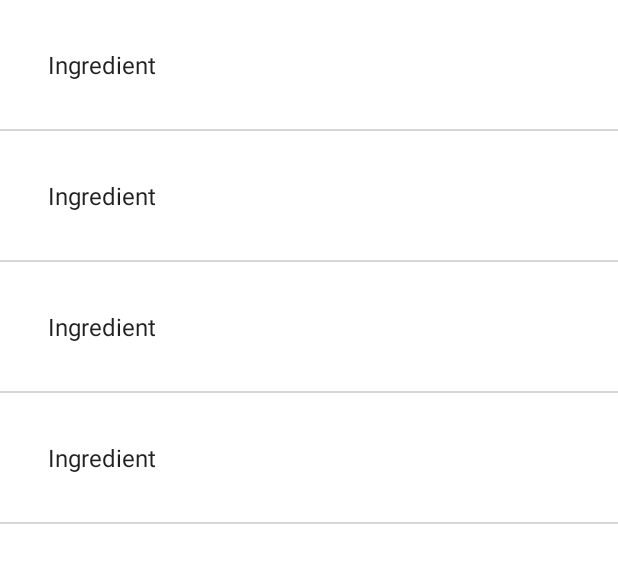
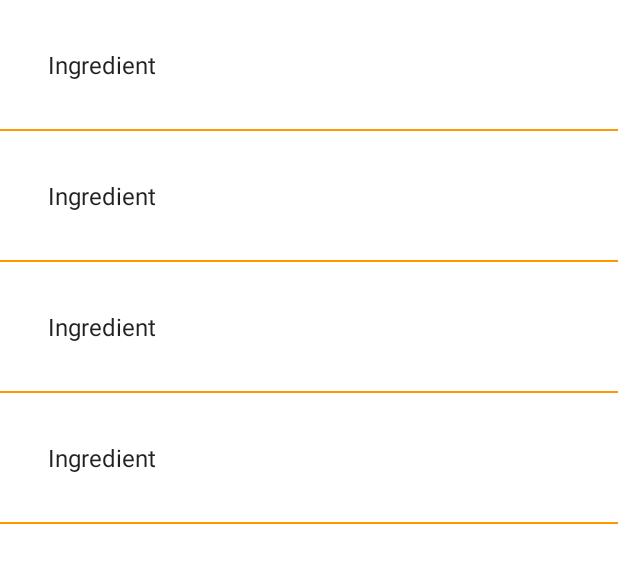
Before and after one commit to TaniaIncio/FoodRecipes, an Android app: the layout fragment_step_list.xml on its own in the app's theme, with its tools: preview values and no code run, on a phone screen of 412 x 824 dp. Shown: the top 563 px of the screen. Run offline under Robolectric (Android 15) with nearby library versions, the phone set to English and light mode, and no system bars.

Commit message:
change color

```diff
--- a/app/build.gradle
+++ b/app/build.gradle
@@ -51,5 +51,4 @@ dependencies {
     compile "com.squareup.picasso:picasso:$rootProject.picassoVersion"
     compile "com.android.support:support-v4:$rootProject.supportLibraryVersion"
     compile "com.android.support:recyclerview-v7:$rootProject.supportLibraryVersion"
-    //compile 'com.android.support.constraint:constraint-layout:1.0.2'
 }
--- a/app/src/main/java/com/tincio/foodrecipes/presentation/MyStepRecyclerViewAdapter.java
+++ b/app/src/main/java/com/tincio/foodrecipes/presentation/MyStepRecyclerViewAdapter.java
@@ -21,9 +21,8 @@ import java.util.List;
 public class MyStepRecyclerViewAdapter extends RecyclerView.Adapter<MyStepRecyclerViewAdapter.ViewHolder> {
 
     private final List<StepRecipe> mValues;
-    //private final OnListFragmentInteractionListener mListener;
 
-    public MyStepRecyclerViewAdapter(List<StepRecipe> items) {//, OnListFragmentInteractionListener listener
+    public MyStepRecyclerViewAdapter(List<StepRecipe> items) {
         mValues = items;
       //  mListener = listener;
     }
--- a/app/src/main/java/com/tincio/foodrecipes/presentation/RecipeListFragment.java
+++ b/app/src/main/java/com/tincio/foodrecipes/presentation/RecipeListFragment.java
@@ -18,7 +18,6 @@ import android.view.ViewGroup;
 import com.tincio.foodrecipes.R;
 import com.tincio.foodrecipes.data.database.DatabaseHelper;
 import com.tincio.foodrecipes.data.model.Recipe;
-import com.tincio.foodrecipes.data.service.response.Step;
 import com.tincio.foodrecipes.presentation.adapter.AdapterRecyclerRecipe;
 import com.tincio.foodrecipes.presentation.viewModel.RecipeViewModel;
 
@@ -57,8 +56,6 @@ public class RecipeListFragment extends LifecycleFragment {
                         editor.putInt(getString(R.string.preferences_recipeid), recipe.getId());
                         editor.apply();
                     getActivity().startActivity(new Intent(getActivity(), StepActivity.class));
-                    //getFragmentManager().beginTransaction().replace(R.id.fragment_base, StepFragment.newInstance(1,recipe.getId())).addToBackStack(TAG).commit();
-
                 }
             });
         });
--- a/app/src/main/res/layout/fragment_step.xml
+++ b/app/src/main/res/layout/fragment_step.xml
@@ -23,6 +23,6 @@
     <View
         android:layout_width="match_parent"
         android:layout_height="1dp"
-        android:background="@color/green_movies"
+        android:background="@color/orange_app"
         />
 </LinearLayout>
--- a/app/src/main/res/values/colors.xml
+++ b/app/src/main/res/values/colors.xml
@@ -1,14 +1,14 @@
 <?xml version="1.0" encoding="utf-8"?>
 <resources>
-    <color name="colorPrimary">@color/orange_movies</color>
-<color name="colorPrimaryDark">@color/orange_movies_dark</color>
-<color name="colorAccent">@color/orange_movies_dark</color>
+    <color name="colorPrimary">@color/orange_app</color>
+<color name="colorPrimaryDark">@color/orange_app_dark</color>
+<color name="colorAccent">@color/orange_app_dark</color>
 <color name="selector_color_ripple">@color/colorPrimary</color>
 
 <color name="grey_800_trans75">#BF424242</color>
 <color name="grey_400_trans">#BFBDBDBD</color>
-<color name="orange_movies">#FF9800</color>
-<color name="orange_movies_dark">#F57C00</color>
+<color name="orange_app">#FF9800</color>
+<color name="orange_app_dark">#F57C00</color>
 
 
 </resources>
```
Also changed, not shown: app/src/main/java/com/tincio/foodrecipes/presentation/IngredientFragment.java (+0 -7 lines), app/src/main/java/com/tincio/foodrecipes/presentation/InstructionFragment.java (+1 -65 lines).
